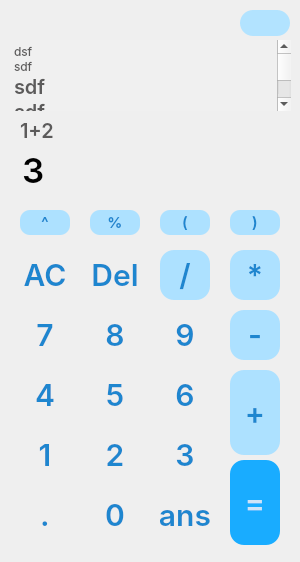
Before: the Qt Designer form Calculator_Qt.ui in Yusfgus/Calculator_Qt, drawn with Qt 5.
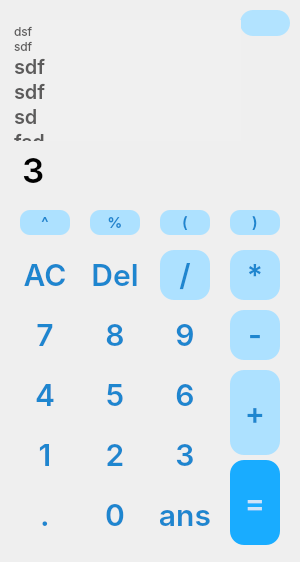
After: the same form once the commit is applied. Icons and pictures are not drawn.

What changed in the file:
```diff
--- a/Calculator_Qt.ui
+++ b/Calculator_Qt.ui
@@ -641,9 +641,12 @@
     </property>
    </widget>
    <widget class="QLabel" name="screen2">
+    <property name="enabled">
+     <bool>false</bool>
+    </property>
     <property name="geometry">
      <rect>
-      <x>20</x>
+      <x>10</x>
       <y>100</y>
       <width>260</width>
       <height>60</height>
@@ -736,11 +739,23 @@
     <property name="geometry">
      <rect>
       <x>10</x>
-      <y>40</y>
-      <width>281</width>
-      <height>71</height>
+      <y>20</y>
+      <width>231</width>
+      <height>121</height>
      </rect>
     </property>
+    <property name="font">
+     <font>
+      <family>Inter</family>
+      <pointsize>-1</pointsize>
+      <italic>false</italic>
+      <underline>false</underline>
+      <stylestrategy>PreferDefault</stylestrategy>
+     </font>
+    </property>
+    <property name="statusTip">
+     <string comment="3"/>
+    </property>
     <property name="styleSheet">
      <string notr="true">border : none;
 background-color: #f0f0f0;
@@ -751,6 +766,9 @@
 font-style: normal;
 </string>
     </property>
+    <property name="verticalScrollBarPolicy">
+     <enum>Qt::ScrollBarAlwaysOff</enum>
+    </property>
     <property name="html">
      <string>&lt;!DOCTYPE HTML PUBLIC &quot;-//W3C//DTD HTML 4.0//EN&quot; &quot;http://www.w3.org/TR/REC-html40/strict.dtd&quot;&gt;
 &lt;html&gt;&lt;head&gt;&lt;meta name=&quot;qrichtext&quot; content=&quot;1&quot; /&gt;&lt;meta charset=&quot;utf-8&quot; /&gt;&lt;style type=&quot;text/css&quot;&gt;
```
Left out of the diff: 3 changed lines with no effect on the pictures.
